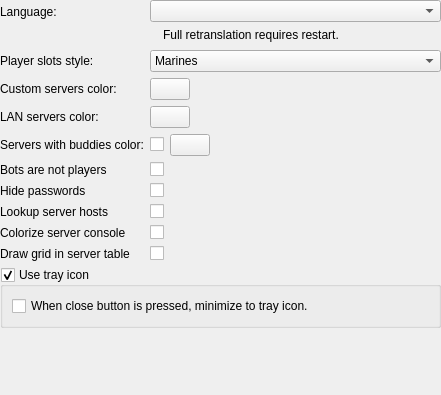
Qt form src/core/gui/configuration/cfgappearance.ui (Destroyerrrocket/doomseeker-unofficial) before a commit.
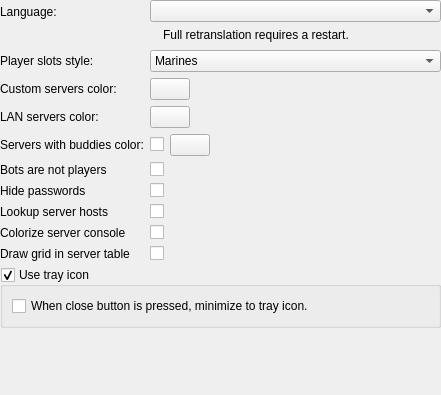
The same form after that commit. Icons and pictures are not drawn. Custom widgets are drawn as their Qt base class.

Commit message: - Fix missing 'a' in "Full retranslation requires a restart." (addresses 3481)

The edit to the form file:
```diff
--- a/src/core/gui/configuration/cfgappearance.ui
+++ b/src/core/gui/configuration/cfgappearance.ui
@@ -84,7 +84,7 @@
           <item>
            <widget class="QLabel" name="label_12">
             <property name="text">
-             <string>Full retranslation requires restart.</string>
+             <string>Full retranslation requires a restart.</string>
             </property>
            </widget>
           </item>
```
